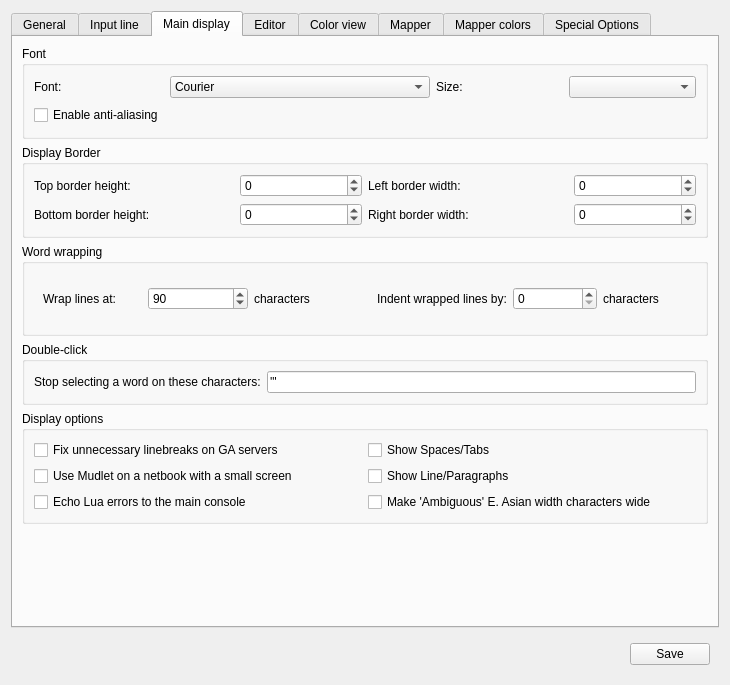
Qt form src/ui/profile_preferences.ui (Mudlet/Mudlet) before a commit.
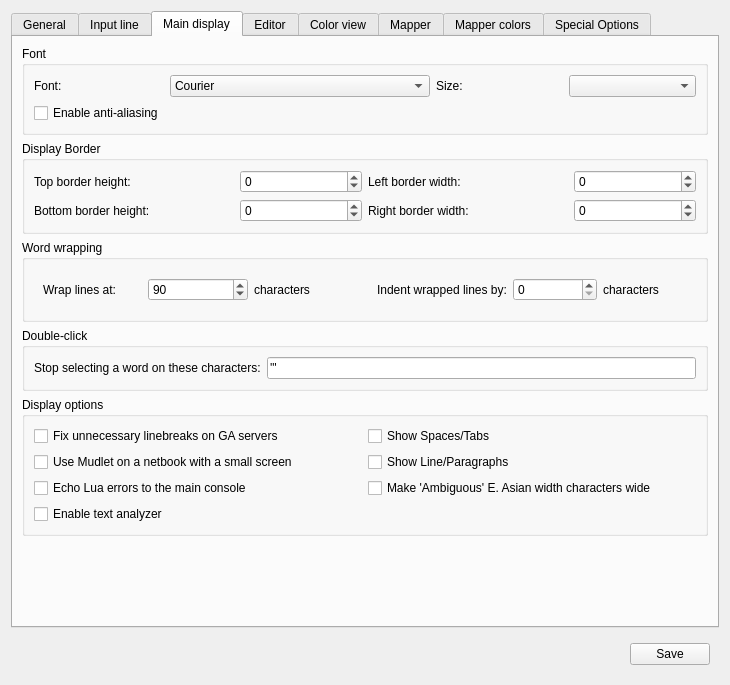
The same form after that commit. The open tabs and pages were chosen to show the change. Icons and pictures are not drawn. Custom widgets are drawn as their Qt base class.

Diff of the .ui file:
```diff
--- a/src/ui/profile_preferences.ui
+++ b/src/ui/profile_preferences.ui
@@ -991,6 +991,13 @@
             </property>
            </widget>
           </item>
+          <item row="3" column="0">
+           <widget class="QCheckBox" name="checkBox_enableTextAnalyzer">
+            <property name="text">
+             <string>Enable text analyzer</string>
+            </property>
+           </widget>
+          </item>
          </layout>
         </widget>
        </item>
```
